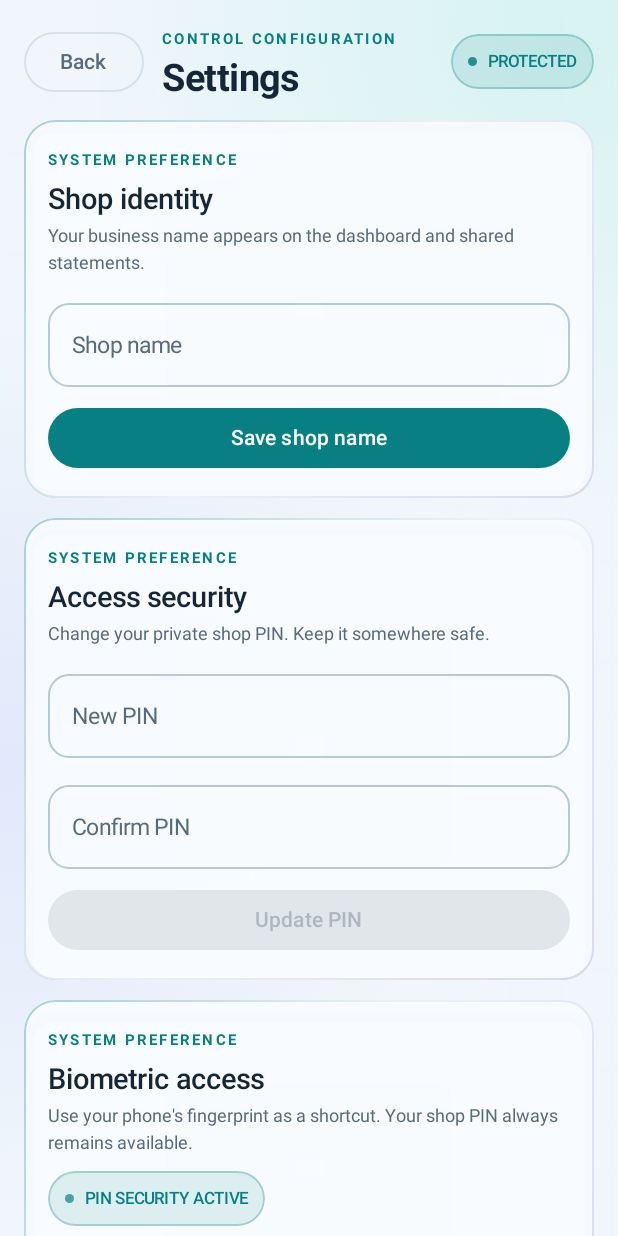
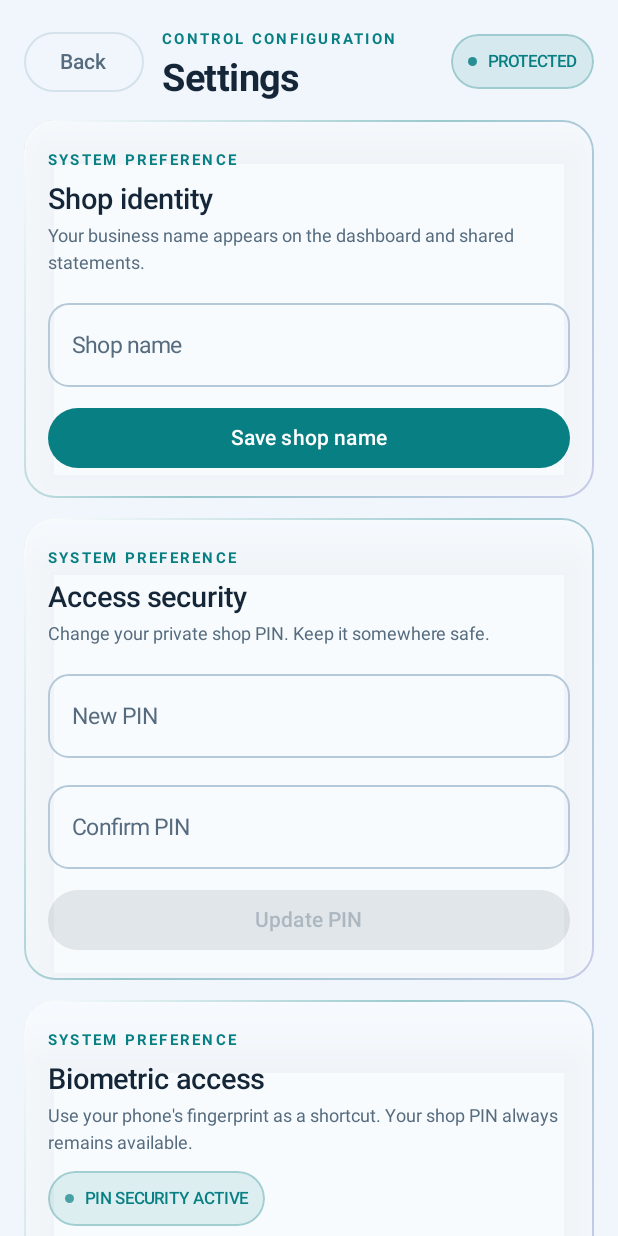
Before and after one commit to qudratullah023/AI-Khata, an Android app built with Jetpack Compose: the composable SettingsScreen called with empty values, on a phone screen of 412 x 824 dp. Run offline under Robolectric (Android 15) with nearby library versions, the phone set to English and light mode, and no system bars; 5 statements that could not run were skipped.

Commit message:
Adapt cards and backdrops to selected visual theme

```diff
--- a/android/app/src/main/java/com/aikhata/app/ui/components/FuturisticUi.kt
+++ b/android/app/src/main/java/com/aikhata/app/ui/components/FuturisticUi.kt
@@ -47,6 +47,9 @@ import androidx.compose.ui.text.font.FontWeight
 import androidx.compose.ui.unit.Dp
 import androidx.compose.ui.unit.dp
 import androidx.compose.ui.unit.sp
+import com.aikhata.app.ui.theme.LocalUiStyle
+import com.aikhata.app.ui.theme.STYLE_GLASSMORPHISM
+import com.aikhata.app.ui.theme.STYLE_NEUMORPHISM
 import kotlinx.coroutines.delay
 import androidx.compose.animation.core.RepeatMode
 import androidx.compose.animation.core.animateFloat
@@ -58,48 +61,54 @@ fun FuturisticBackdrop(
     modifier: Modifier = Modifier,
     content: @Composable BoxScope.() -> Unit
 ) {
-    val gridColor = MaterialTheme.colorScheme.outline.copy(alpha = 0.045f)
+    val style = LocalUiStyle.current
+    val gridColor = MaterialTheme.colorScheme.outline.copy(alpha = if (style == STYLE_NEUMORPHISM) 0.018f else 0.035f)
     Box(
-        modifier = modifier
-            .fillMaxSize()
-            .background(MaterialTheme.colorScheme.background)
+        modifier = modifier.fillMaxSize().background(
+            if (style == STYLE_NEUMORPHISM) MaterialTheme.colorScheme.background
+            else Brush.linearGradient(
+                listOf(
+                    MaterialTheme.colorScheme.background,
+                    MaterialTheme.colorScheme.surfaceVariant.copy(alpha = 0.72f),
+                    MaterialTheme.colorScheme.background
+                )
+            )
+        )
     ) {
         Canvas(Modifier.fillMaxSize()) {
             val minSide = size.minDimension
+            val accentA = when (style) {
+                STYLE_NEUMORPHISM -> MaterialTheme.colorScheme.primary.copy(alpha = 0.045f)
+                STYLE_GLASSMORPHISM -> MaterialTheme.colorScheme.secondary.copy(alpha = 0.14f)
+                else -> Color(0xFF27D9B1).copy(alpha = 0.17f)
+            }
+            val accentB = if (style == STYLE_NEUMORPHISM) Color.Transparent
+                else MaterialTheme.colorScheme.tertiary.copy(alpha = 0.10f)
             drawCircle(
-                brush = Brush.radialGradient(
-                    colors = listOf(Color(0xFF27D9B1).copy(alpha = 0.13f), Color.Transparent),
-                    center = Offset(size.width * 0.92f, size.height * 0.02f),
-                    radius = minSide * 0.78f
-                ),
-                radius = minSide * 0.78f,
-                center = Offset(size.width * 0.92f, size.height * 0.02f)
+                brush = Brush.radialGradient(listOf(accentA, Color.Transparent), Offset(size.width * 0.92f, size.height * 0.02f), minSide * 0.82f),
+                radius = minSide * 0.82f, center = Offset(size.width * 0.92f, size.height * 0.02f)
             )
             drawCircle(
-                brush = Brush.radialGradient(
-                    colors = listOf(Color(0xFF5C73FF).copy(alpha = 0.10f), Color.Transparent),
-                    center = Offset(size.width * 0.02f, size.height * 0.62f),
-                    radius = minSide * 0.72f
-                ),
-                radius = minSide * 0.72f,
-                center = Offset(size.width * 0.02f, size.height * 0.62f)
+                brush = Brush.radialGradient(listOf(accentB, Color.Transparent), Offset(size.width * 0.02f, size.height * 0.72f), minSide * 0.72f),
+                radius = minSide * 0.72f, center = Offset(size.width * 0.02f, size.height * 0.72f)
             )
-            val step = 34.dp.toPx()
+            if (style != STYLE_NEUMORPHISM) {
+                val step = 38.dp.toPx()
                 var x = 0f
                 while (x < size.width) {
-                drawLine(gridColor, Offset(x, 0f), Offset(x, size.height), strokeWidth = 0.7f)
+                    drawLine(gridColor, Offset(x, 0f), Offset(x, size.height), strokeWidth = 0.6f)
                     x += step
                 }
                 var y = 0f
                 while (y < size.height) {
-                drawLine(gridColor, Offset(0f, y), Offset(size.width, y), strokeWidth = 0.7f)
+                    drawLine(gridColor, Offset(0f, y), Offset(size.width, y), strokeWidth = 0.6f)
                     y += step
+                }
             }
         }
         content()
     }
 }
-
 @Composable
 fun ScreenEntrance(
     modifier: Modifier = Modifier,
@@ -130,30 +139,38 @@ fun NeonPanel(
     radius: Dp = 22.dp,
     content: @Composable () -> Unit
 ) {
+    val style = LocalUiStyle.current
     val shape = RoundedCornerShape(radius)
+    val borderBrush = when (style) {
+        STYLE_NEUMORPHISM -> Brush.linearGradient(
+            listOf(Color.White.copy(alpha = 0.82f), MaterialTheme.colorScheme.outline.copy(alpha = 0.16f))
+        )
+        STYLE_GLASSMORPHISM -> Brush.linearGradient(
+            listOf(Color.White.copy(alpha = 0.62f), MaterialTheme.colorScheme.secondary.copy(alpha = 0.24f), Color.White.copy(alpha = 0.16f))
+        )
+        else -> Brush.linearGradient(
+            listOf(Color.White.copy(alpha = 0.72f), MaterialTheme.colorScheme.primary.copy(alpha = 0.38f), MaterialTheme.colorScheme.secondary.copy(alpha = 0.30f))
+        )
+    }
+    val panelColor = when (style) {
+        STYLE_NEUMORPHISM -> MaterialTheme.colorScheme.surface
+        STYLE_GLASSMORPHISM -> MaterialTheme.colorScheme.surface.copy(alpha = 0.76f)
+        else -> MaterialTheme.colorScheme.surface.copy(alpha = 0.86f)
+    }
     Surface(
-        modifier = modifier
-            .clip(shape)
-            .border(
-                width = 1.dp,
-                brush = Brush.linearGradient(
-                    listOf(
-                        MaterialTheme.colorScheme.primary.copy(alpha = 0.34f),
-                        MaterialTheme.colorScheme.outline.copy(alpha = 0.18f),
-                        MaterialTheme.colorScheme.secondary.copy(alpha = 0.22f)
-                    )
-                ),
-                shape = shape
-            ),
+        modifier = modifier.clip(shape).border(if (style == STYLE_NEUMORPHISM) 1.dp else 1.2.dp, borderBrush, shape),
         shape = shape,
-        color = MaterialTheme.colorScheme.surface.copy(alpha = 0.94f),
-        tonalElevation = 2.dp,
-        shadowElevation = 5.dp
+        color = panelColor,
+        tonalElevation = if (style == STYLE_NEUMORPHISM) 0.dp else 2.dp,
+        shadowElevation = when (style) {
+            STYLE_NEUMORPHISM -> 9.dp
+            STYLE_GLASSMORPHISM -> 13.dp
+            else -> 16.dp
+        }
     ) {
         content()
     }
 }
-
 @Composable
 fun GlowPill(
     label: String,
```
Lines whose indentation alone changed are shown as unchanged.
